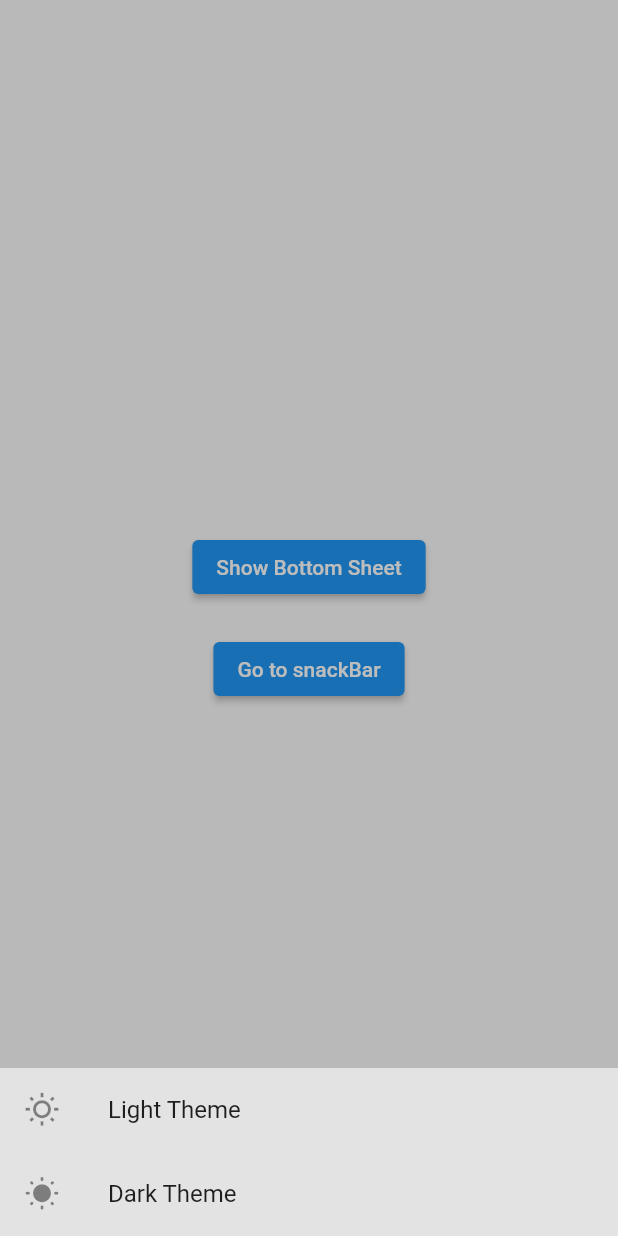
After one commit to Akash701/GetxExercise, a Flutter app: the Bottomsheet screen opened directly, after a tap on "Show Bottom Sheet", on a phone screen of 412 x 824 dp. The commit adds this screen. Run offline on Flutter 3.47's test engine with Material 2 defaults, Android fonts, the phone set to English and light mode, and no system bars; our stand-ins replace get.

Commit message:
chapter #12

```diff
--- /dev/null
+++ b/lib/bottonSheet.dart
@@ -0,0 +1,64 @@
+import 'package:flutter/material.dart';
+import 'package:get/get.dart';
+import 'package:getx/snackbar.dart';
+
+class Bottomsheet extends StatelessWidget {
+  @override
+  Widget build(BuildContext context) {
+    return Scaffold(
+      body: Column(
+        mainAxisAlignment: MainAxisAlignment.center,
+        crossAxisAlignment: CrossAxisAlignment.center,
+        children: [
+          Center(
+            child: ElevatedButton(
+              onPressed: () {
+                Get.bottomSheet(
+                  Container(
+                    child: Wrap(
+                      children: [
+                        ListTile(
+                          leading: Icon(Icons.wb_sunny_outlined),
+                          title: Text('Light Theme'),
+                          onTap: () {
+                            Get.changeTheme(
+                              ThemeData.light(),
+                            );
+                          },
+                        ),
+                        ListTile(
+                          leading: Icon(Icons.wb_sunny_rounded),
+                          title: Text('Dark Theme'),
+                          onTap: () {
+                            Get.changeTheme(
+                              ThemeData.dark(),
+                            );
+                          },
+                        ),
+                      ],
+                    ),
+                  ),
+                  backgroundColor: Colors.white60,
+                  barrierColor: Colors.black26,
+                );
+              },
+              child: Text('Show Bottom Sheet'),
+            ),
+          ),
+          SizedBox(
+            height: 20,
+          ),
+          ElevatedButton(
+            onPressed: () {
+              Get.to(
+                Snackbar(),
+                arguments: 'Sample data',
+              );
+            },
+            child: Text('Go to snackBar'),
+          ),
+        ],
+      ),
+    );
+  }
+}
```
Also changed, not shown: lib/Controller.dart (added, +35 -0 lines), lib/dialouge.dart (+10 -2 lines), lib/main.dart (+22 -1 lines), lib/my_controller.dart (added, +16 -0 lines), lib/obx.dart (added, +38 -0 lines), lib/snackbar.dart (+9 -0 lines), lib/student.dart (added, +7 -0 lines).
